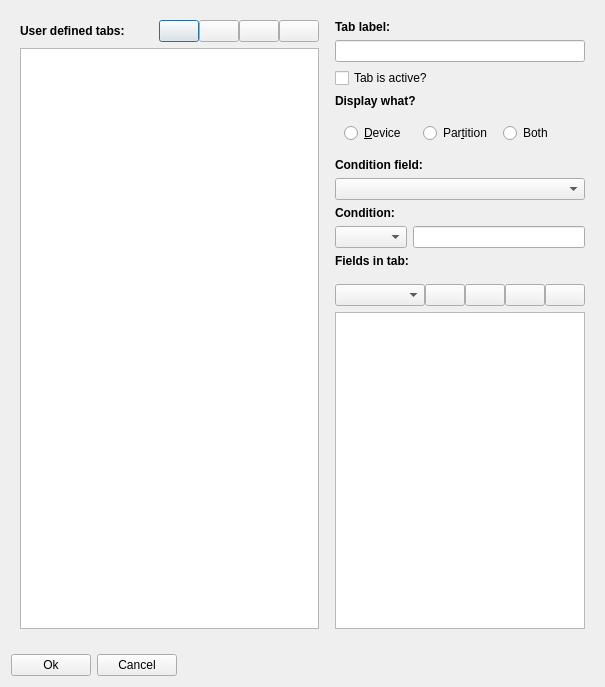
Qt form ui/tabconfig.ui (iddekingej/blgui) before a commit.
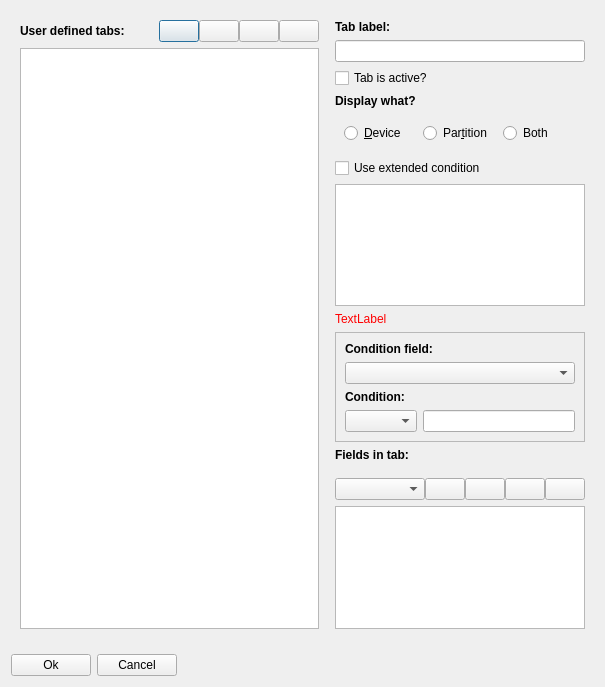
The same form after that commit. Icons and pictures are not drawn.

Commit message: * Extended condition

Diff of the .ui file:
```diff
--- a/ui/tabconfig.ui
+++ b/ui/tabconfig.ui
@@ -245,6 +245,35 @@
          </layout>
         </item>
         <item>
+         <widget class="QCheckBox" name="useExtendedCondition">
+          <property name="text">
+           <string>Use extended condition</string>
+          </property>
+         </widget>
+        </item>
+        <item>
+         <widget class="QTextEdit" name="extendedCondition"/>
+        </item>
+        <item>
+         <widget class="QLabel" name="errLabel">
+          <property name="styleSheet">
+           <string notr="true">color:#F00</string>
+          </property>
+          <property name="text">
+           <string>TextLabel</string>
+          </property>
+         </widget>
+        </item>
+        <item>
+         <widget class="QFrame" name="simpleCondition">
+          <property name="frameShape">
+           <enum>QFrame::StyledPanel</enum>
+          </property>
+          <property name="frameShadow">
+           <enum>QFrame::Raised</enum>
+          </property>
+          <layout class="QVBoxLayout" name="verticalLayout_4">
+           <item>
          <widget class="QLabel" name="label_5">
           <property name="font">
            <font>
@@ -305,6 +334,9 @@
            </widget>
           </item>
          </layout>
+           </item>
+          </layout>
+         </widget>
         </item>
         <item>
          <widget class="QLabel" name="label_4">
```
Lines whose indentation alone changed are shown as unchanged. The commit also changes 50 other files.
